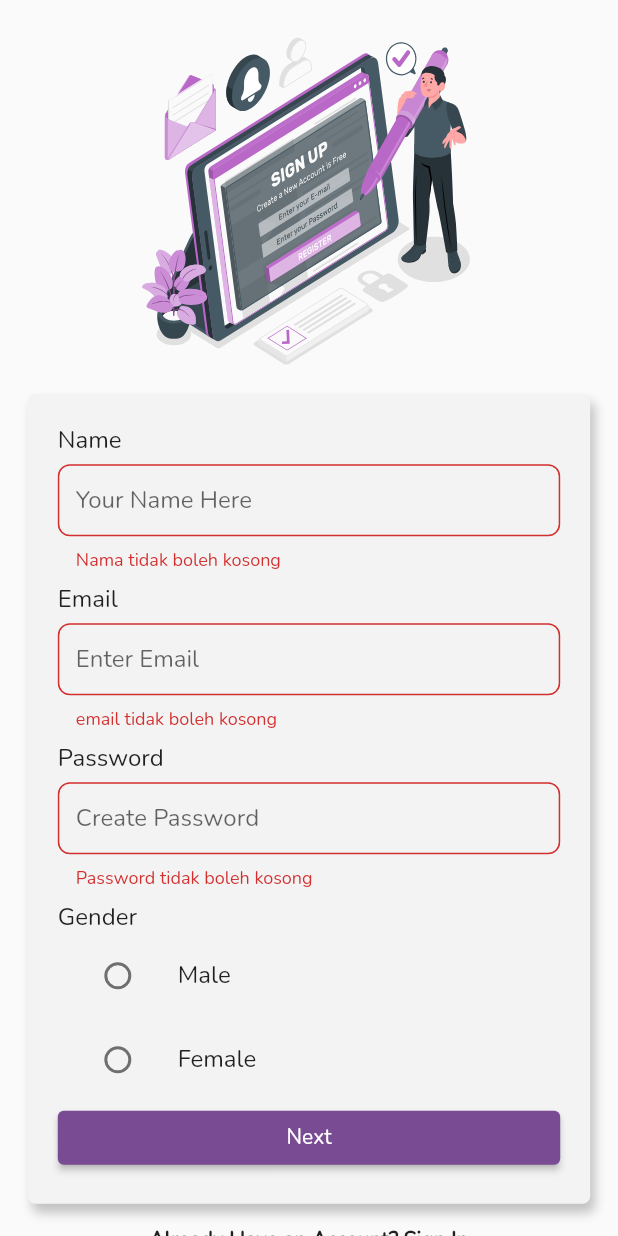
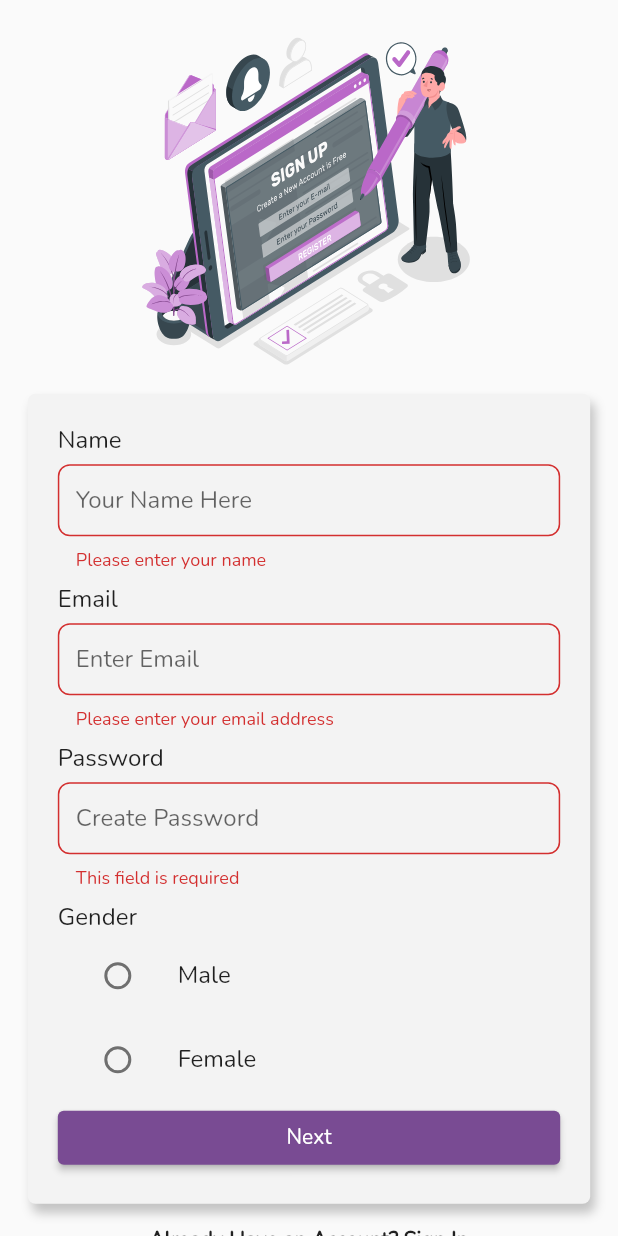
Before and after one commit to altacapstone36/flutter_mobile_app, a Flutter app: the RegisterScreen screen opened directly, after a tap on "Next", on a phone screen of 412 x 824 dp. Run offline on Flutter 3.47's test engine with Material 2 defaults, Android fonts, the light colour scheme and no system bars; our stand-ins replace flutter_svg, fluttertoast.

Commit message:
add validator

```diff
--- a/lib/screen/register/register.dart
+++ b/lib/screen/register/register.dart
@@ -110,6 +110,7 @@ class _RegisterScreenState extends State<RegisterScreen> {
   Widget form1(Size size) {
     return Form(
       key: _formKey,
+      autovalidateMode: AutovalidateMode.onUserInteraction,
       child: Column(
         mainAxisAlignment: MainAxisAlignment.start,
         crossAxisAlignment: CrossAxisAlignment.start,
@@ -128,7 +129,10 @@ class _RegisterScreenState extends State<RegisterScreen> {
             controller: _name,
             validator: (value) {
               if (value == null || value.isEmpty) {
-                return 'Nama tidak boleh kosong';
+                return 'Please enter your name';
+              }
+              if (value.length < 3) {
+                return 'Name cannot be less than 3';
               }
               return null;
             },
@@ -163,7 +167,10 @@ class _RegisterScreenState extends State<RegisterScreen> {
             controller: _email,
             validator: (value) {
               if (value == null || value.isEmpty) {
-                return 'email tidak boleh kosong';
+                return 'Please enter your email address';
+              }
+              if (!RegExp(r'\S+@\S+\.\S+').hasMatch(value)) {
+                return 'Please enter a valid email address';
               }
               return null;
             },
@@ -199,8 +206,12 @@ class _RegisterScreenState extends State<RegisterScreen> {
             controller: _pass,
             validator: (value) {
               if (value == null || value.isEmpty) {
-                return 'Password tidak boleh kosong';
+                return 'This field is required';
               }
+              if (value.length < 8) {
+                return 'Password must be at least 8 characters in length';
+              }
+              // Return null if the entered password is valid
               return null;
             },
             decoration: InputDecoration(
@@ -367,8 +378,14 @@ class _RegisterScreenState extends State<RegisterScreen> {
           width: size.width,
           child: ElevatedButton(
               onPressed: () {
+                print('name :' + _name.value.text);
+                print('email :' + _email.value.text);
+                print('pass :' + _pass.value.text);
+                print('gender :' + selectedGender);
+                print('role :' + selectedRole);
+                print('facility :' + selectedFacility);
                 Navigator.push(
-                    context, MaterialPageRoute(builder: (_) => SignIn()));
+                    context, MaterialPageRoute(builder: (_) => const SignIn()));
               },
               style: ElevatedButton.styleFrom(primary: kPrimaryColor),
               child: const Text('Sign Up')),
```
